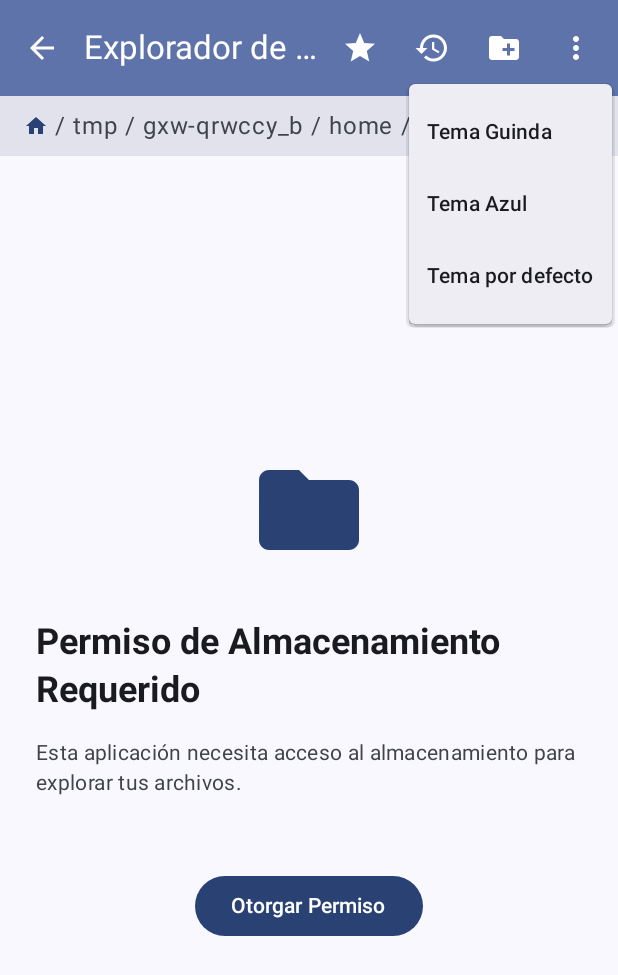
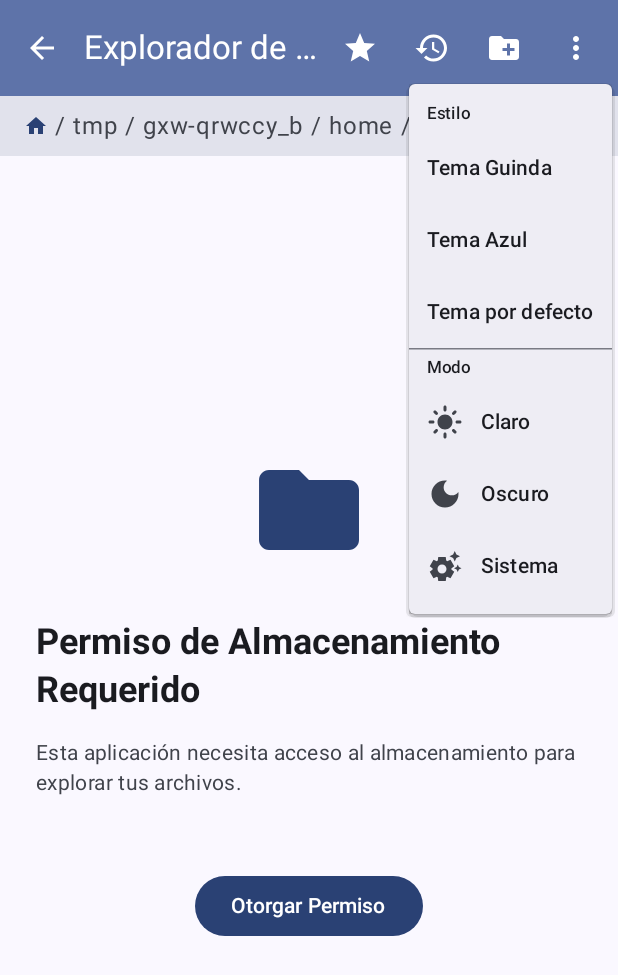
Before and after one commit to LynxBard/Practica3_AplicacionesNativas, an Android app built with Jetpack Compose: the screen it shows after launch (MainActivity), after a tap on "Más", on a phone screen of 412 x 824 dp. Shown: the top 975 px of the screen. Run offline under Robolectric (Android 15) with nearby library versions, the phone set to English and light mode, and no system bars; 1 statement that could not run was skipped.

Commit message:
Arreglo de errores en los temas

```diff
--- a/app/src/main/java/com/example/p3_aplicacionesnativas/MainActivity.kt
+++ b/app/src/main/java/com/example/p3_aplicacionesnativas/MainActivity.kt
@@ -27,6 +27,8 @@ import com.example.p3_aplicacionesnativas.viewmodel.FileManagerViewModel
 import java.net.URLDecoder
 import java.net.URLEncoder
 import java.nio.charset.StandardCharsets
+import androidx.compose.foundation.isSystemInDarkTheme // Necesario para el modo sistema
+import com.example.p3_aplicacionesnativas.ui.theme.ThemeMode // Importar el nuevo enum
 
 class MainActivity : ComponentActivity() {
     override fun onCreate(savedInstanceState: Bundle?) {
@@ -35,24 +37,60 @@ class MainActivity : ComponentActivity() {
         setContent {
             val context = LocalContext.current
             val settingsManager = remember { SettingsManager(context) }
+
+            // Estado para el Color del tema (Guinda, Azul...)
             var currentTheme by remember { mutableStateOf(settingsManager.getTheme()) }
-            val changeThemeAndSave = { newTheme: AppTheme ->
+            // Estado para el Modo (Claro, Oscuro, Sistema)
+            var currentMode by remember { mutableStateOf(settingsManager.getThemeMode()) }
+
+            // Función para determinar si usar modo oscuro
+            val useDarkTheme = when (currentMode) {
+                ThemeMode.Light -> false
+                ThemeMode.Dark -> true
+                ThemeMode.System -> isSystemInDarkTheme()
+            }
+
+            // Callbacks para guardar cambios
+            val onThemeChange = { newTheme: AppTheme ->
                 currentTheme = newTheme
                 settingsManager.saveTheme(newTheme)
             }
 
-            // Aplicar el tema seleccionado
+            val onModeChange = { newMode: ThemeMode ->
+                currentMode = newMode
+                settingsManager.saveThemeMode(newMode)
+            }
+
+            // Aplicamos el tema pasando explícitamente el parámetro darkTheme
             when (currentTheme) {
-                AppTheme.Guinda -> GuindaTheme { AppContent(onThemeChange = changeThemeAndSave) }
-                AppTheme.Azul -> AzulTheme { AppContent(onThemeChange = changeThemeAndSave) }
-                AppTheme.Default -> P3_AplicacionesNativasTheme { AppContent(onThemeChange = changeThemeAndSave) }
+                AppTheme.Guinda -> GuindaTheme(darkTheme = useDarkTheme) {
+                    AppContent(
+                        onThemeChange = onThemeChange,
+                        onModeChange = onModeChange // Pasamos la nueva función
+                    )
+                }
+                AppTheme.Azul -> AzulTheme(darkTheme = useDarkTheme) {
+                    AppContent(
+                        onThemeChange = onThemeChange,
+                        onModeChange = onModeChange
+                    )
+                }
+                AppTheme.Default -> P3_AplicacionesNativasTheme(darkTheme = useDarkTheme) {
+                    AppContent(
+                        onThemeChange = onThemeChange,
+                        onModeChange = onModeChange
+                    )
+                }
             }
         }
     }
 }
 
 @Composable
-private fun AppContent(onThemeChange: (AppTheme) -> Unit) {
+private fun AppContent(
+    onThemeChange: (AppTheme) -> Unit,
+    onModeChange: (ThemeMode) -> Unit // Nuevo parámetro
+) {
     val navController = rememberNavController()
     val viewModel: FileManagerViewModel = viewModel()
 
@@ -61,6 +99,7 @@ private fun AppContent(onThemeChange: (AppTheme) -> Unit) {
             FileManagerScreen(
                 viewModel = viewModel,
                 onThemeChange = onThemeChange,
+                onModeChange = onModeChange,
                 onFileClick = { file ->
                     val encodedPath = URLEncoder.encode(file.absolutePath, StandardCharsets.UTF_8.toString())
                     navController.navigate("text_viewer/$encodedPath")
--- a/app/src/main/java/com/example/p3_aplicacionesnativas/data/SettingsManager.kt
+++ b/app/src/main/java/com/example/p3_aplicacionesnativas/data/SettingsManager.kt
@@ -2,13 +2,14 @@ package com.example.p3_aplicacionesnativas.data
 
 import android.content.Context
 import com.example.p3_aplicacionesnativas.ui.theme.AppTheme
+import com.example.p3_aplicacionesnativas.ui.theme.ThemeMode // Importar el nuevo enum
 
 class SettingsManager(context: Context) {
-    // Usamos un nombre de archivo diferente para separar configuraciones de favoritos
     private val prefs = context.getSharedPreferences("app_settings", Context.MODE_PRIVATE)
 
     companion object {
         private const val KEY_THEME = "app_theme"
+        private const val KEY_THEME_MODE = "app_theme_mode" // Nueva clave
     }
 
     fun saveTheme(theme: AppTheme) {
@@ -25,4 +26,17 @@ class SettingsManager(context: Context) {
             AppTheme.Default
         }
     }
+
+    fun saveThemeMode(mode: ThemeMode) {
+        prefs.edit().putString(KEY_THEME_MODE, mode.name).apply()
+    }
+
+    fun getThemeMode(): ThemeMode {
+        val modeName = prefs.getString(KEY_THEME_MODE, ThemeMode.System.name)
+        return try {
+            ThemeMode.valueOf(modeName ?: ThemeMode.System.name)
+        } catch (e: IllegalArgumentException) {
+            ThemeMode.System
+        }
+    }
 }
--- a/app/src/main/java/com/example/p3_aplicacionesnativas/ui/screens/FileManagerScreen.kt
+++ b/app/src/main/java/com/example/p3_aplicacionesnativas/ui/screens/FileManagerScreen.kt
@@ -46,12 +46,14 @@ import com.example.p3_aplicacionesnativas.viewmodel.FileManagerViewModel
 import java.io.File
 import java.text.SimpleDateFormat
 import java.util.*
+import com.example.p3_aplicacionesnativas.ui.theme.ThemeMode // Importar
 
 @OptIn(ExperimentalMaterial3Api::class, ExperimentalFoundationApi::class)
 @Composable
 fun FileManagerScreen(
     viewModel: FileManagerViewModel,
     onThemeChange: (AppTheme) -> Unit,
+    onModeChange: (ThemeMode) -> Unit, // Nuevo parámetro
     onFileClick: (File) -> Unit,
     onImageClick: (File) -> Unit,
     onJsonXmlClick: (File) -> Unit
@@ -164,6 +166,7 @@ fun FileManagerScreen(
                                 expanded = showMenu,
                                 onDismissRequest = { showMenu = false }
                             ) {
+                                Text("Estilo", modifier = Modifier.padding(horizontal = 12.dp, vertical = 4.dp), style = MaterialTheme.typography.labelSmall)
                                 DropdownMenuItem(
                                     text = { Text("Tema Guinda") },
                                     onClick = {
@@ -184,6 +187,24 @@ fun FileManagerScreen(
                                         onThemeChange(AppTheme.Default)
                                         showMenu = false
                                     }
+                                )
+                                HorizontalDivider()
+                                // Sección de Modos
+                                Text("Modo", modifier = Modifier.padding(horizontal = 12.dp, vertical = 4.dp), style = MaterialTheme.typography.labelSmall)
+                                DropdownMenuItem(
+                                    text = { Text("Claro") },
+                                    onClick = { onModeChange(ThemeMode.Light); showMenu = false },
+                                    leadingIcon = { Icon(Icons.Default.LightMode, contentDescription = null) }
+                                )
+                                DropdownMenuItem(
+                                    text = { Text("Oscuro") },
+                                    onClick = { onModeChange(ThemeMode.Dark); showMenu = false },
+                                    leadingIcon = { Icon(Icons.Default.DarkMode, contentDescription = null) }
+                                )
+                                DropdownMenuItem(
+                                    text = { Text("Sistema") },
+                                    onClick = { onModeChange(ThemeMode.System); showMenu = false },
+                                    leadingIcon = { Icon(Icons.Default.SettingsSuggest, contentDescription = null) }
                                 )
                             }
                         }
--- a/app/src/main/java/com/example/p3_aplicacionesnativas/ui/theme/ThemeState.kt
+++ b/app/src/main/java/com/example/p3_aplicacionesnativas/ui/theme/ThemeState.kt
@@ -5,3 +5,10 @@ enum class AppTheme {
     Guinda,
     Azul
 }
+
+// Nuevo Enum para el modo
+enum class ThemeMode {
+    Light,  // Claro
+    Dark,   // Oscuro
+    System  // Sistema
+}
```
